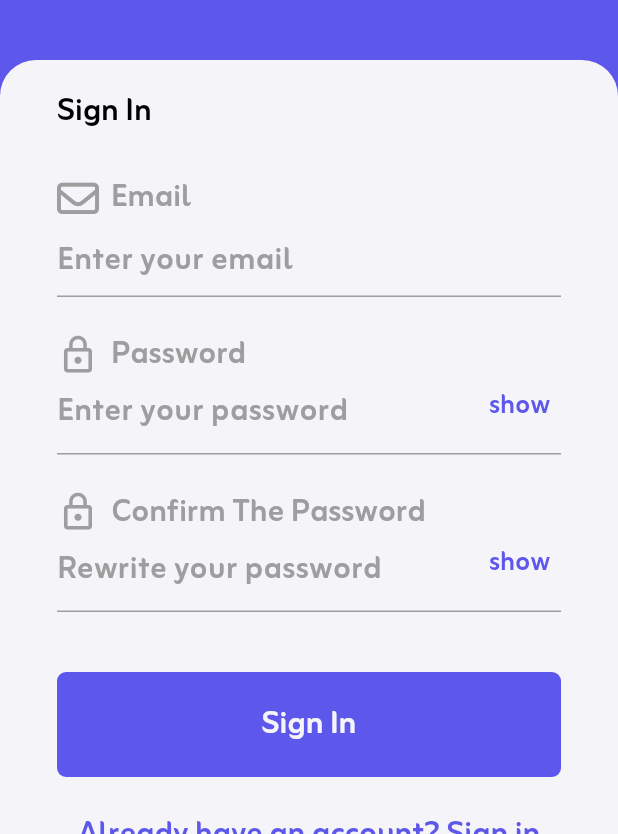
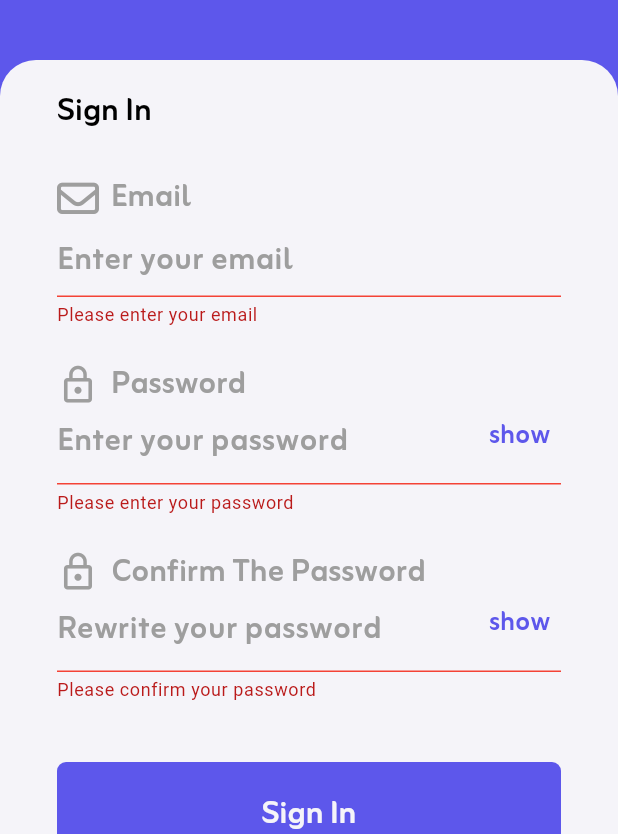
Before and after one commit to youssefhedefa/marketos, a Flutter app: the SignInForm widget shown alone on an empty page, opened directly, after a tap on "Sign In", on a phone screen of 412 x 824 dp, the part 402-1236 px from its top. Run offline on Flutter 3.47's test engine with Material 3 defaults, Android fonts, the phone set to English and light mode, and no system bars; our stand-ins replace bloc, cloud_firestore, dartz, firebase_auth, firebase_core, firebase_storage and 4 more; accounts and stored records are empty.

Commit message:
Complete sign in use case, add cubit to sign in procedure,refactor firebase helper class, create regex class

```diff
--- /dev/null
+++ b/lib/core/components/app_regex.dart
@@ -0,0 +1,17 @@
+class AppRegexValidator {
+  static final RegExp emailRegex = RegExp(
+      r'^[a-zA-Z0-9._%+-]+@[a-zA-Z0-9.-]+\.[a-zA-Z]{2,}$'
+  );
+
+  static final RegExp passwordRegex = RegExp(
+      r'^(?=.*[a-z])(?=.*[A-Z])(?=.*\d)(?=.*[@$!%*?&])[A-Za-z\d@$!%*?&]{8,}$'
+  );
+
+  static bool isValidEmail(String email) {
+    return emailRegex.hasMatch(email);
+  }
+
+  static bool isValidPassword(String password) {
+    return passwordRegex.hasMatch(password);
+  }
+}
--- /dev/null
+++ b/lib/core/components/constance.dart
@@ -0,0 +1,3 @@
+abstract class AppConstance{
+  static const String baseImageUrl = 'https://avatar.iran.liara.run/public/25';
+}
--- /dev/null
+++ b/lib/core/failure/failure.dart
@@ -0,0 +1,40 @@
+class Failure{
+  final String message;
+
+  Failure({required this.message});
+
+  @override
+  String toString() => message;
+
+  //get getMessage => message;
+
+ get getMessage {
+   if(message.contains('user-not-found')){
+     return 'User not found';
+    }else if(message.contains('wrong-password')){
+     return 'Wrong password';
+    }else if(message.contains('email-already-in-use')){
+      return 'Email already in use';
+    }else if(message.contains('weak-password')){
+      return 'Weak password';
+    }else if(message.contains('invalid-email')){
+      return 'Invalid email';
+    }else if(message.contains('network-request-failed')){
+      return 'Network request failed';
+    }else if(message.contains('user-disabled')){
+      return 'User disabled';
+    }else if(message.contains('too-many-requests')){
+      return 'Too many requests';
+    }else if(message.contains('operation-not-allowed')){
+      return 'Operation not allowed';
+    }else if(message.contains('requires-recent-login')){
+      return 'Requires recent login';
+    }else if(message.contains('invalid-verification-code')){
+      return 'Invalid verification code';
+    }else if(message.contains('invalid-credential')){
+      return 'Invalid credential';
+    }
+    return message;
+ }
+
+}
--- a/lib/core/routing/routing_constants.dart
+++ b/lib/core/routing/routing_constants.dart
@@ -2,4 +2,5 @@ abstract class AppRoutingConstants{
   static const String signIn = '/signIn';
   static const String splash = '/splash';
   static const String logIn = '/logIn';
+  static const String home = '/home';
 }
--- a/lib/core/routing/routing_manager.dart
+++ b/lib/core/routing/routing_manager.dart
@@ -2,10 +2,12 @@ import 'package:flutter/material.dart';
 import 'package:flutter_bloc/flutter_bloc.dart';
 import 'package:marketos/core/di/di.dart';
 import 'package:marketos/core/routing/routing_constants.dart';
-import 'package:marketos/features/registration/logic/cubits/sigin_in_cubit/sign_in_cubit.dart';
+import 'package:marketos/features/home/ui/home_view.dart';
+import 'package:marketos/features/registration/logic/cubits/sign_in_cubit/sign_in_cubit.dart';
 import 'package:marketos/features/registration/ui/forms/log_in_form.dart';
 import 'package:marketos/features/registration/ui/forms/sign_in_form.dart';
 import 'package:marketos/features/splash/ui/splash_view.dart';
+
 class AppRoutingManager{
   Route onGenerateRoute(RouteSettings settings){
     switch(settings.name){
@@ -17,6 +19,8 @@ class AppRoutingManager{
             child: const SignInForm(),),);
       case AppRoutingConstants.logIn:
         return MaterialPageRoute(builder: (_) => const LoginForm());
+      case AppRoutingConstants.home:
+        return MaterialPageRoute(builder: (_) => const HomeView());
       default:
         return MaterialPageRoute(builder: (_) => const Scaffold());
     }
--- /dev/null
+++ b/lib/features/registration/domain/repo/registration_repo.dart
@@ -0,0 +1,15 @@
+import 'package:dartz/dartz.dart';
+import 'package:firebase_auth/firebase_auth.dart';
+import 'package:marketos/core/failure/failure.dart';
+
+abstract class RegistrationRepo {
+  Future<Either<Failure, UserCredential>> signIn({
+    required String email,
+    required String password,
+  });
+
+  Future<Either<Failure, UserCredential>> logIn({
+    required String email,
+    required String password,
+  });
+}
--- /dev/null
+++ b/lib/features/registration/domain/use_cases/log_in_use_case.dart
@@ -0,0 +1,18 @@
+import 'package:dartz/dartz.dart';
+import 'package:firebase_auth/firebase_auth.dart';
+import 'package:marketos/core/failure/failure.dart';
+import 'package:marketos/features/registration/domain/repo/registration_repo.dart';
+
+class LogInUseCase {
+  final RegistrationRepo registrationRepo;
+
+  LogInUseCase({required this.registrationRepo});
+
+  Future<Either<Failure, UserCredential>> call({
+    required String email,
+    required String password,
+  }){
+    return registrationRepo.logIn(email: email, password: password);
+  }
+
+}
--- /dev/null
+++ b/lib/features/registration/domain/use_cases/sign_in_use_case.dart
@@ -0,0 +1,20 @@
+import 'package:dartz/dartz.dart';
+import 'package:firebase_auth/firebase_auth.dart';
+import 'package:marketos/core/failure/failure.dart';
+import 'package:marketos/features/registration/data/model/user_model.dart';
+import 'package:marketos/features/registration/domain/repo/registration_repo.dart';
+
+class SignInUseCase {
+  final RegistrationRepo registrationRepo;
+
+  SignInUseCase({required this.registrationRepo});
+
+  Future<Either<Failure, UserCredential>> call({
+    required String email,
+    required String password,
+    required UserModel userModel,
+  }){
+    return registrationRepo.signIn(email: email, password: password);
+  }
+
+}
--- a/lib/features/registration/logic/cubits/sigin_in_cubit/sign_in_cubit.dart
+++ /dev/null
@@ -1,27 +0,0 @@
-import 'package:flutter/cupertino.dart';
-import 'package:flutter_bloc/flutter_bloc.dart';
-import 'package:marketos/features/registration/data/repo/registration_repo.dart';
-import 'package:marketos/features/registration/logic/cubits/sigin_in_cubit/sign_in_states.dart';
-
-class SignInCubit extends Cubit<SignInStates>{
-  final RegistrationRepo registrationRepo;
-
-  SignInCubit({required this.registrationRepo}) : super(SignInInitialState());
-
-  TextEditingController emailController = TextEditingController();
-  TextEditingController passwordController = TextEditingController();
-  TextEditingController confirmPasswordController = TextEditingController();
-  GlobalKey<FormState> formKey = GlobalKey<FormState>();
-
-
-  signInStates({required String email, required String password}) async {
-    emit(SignInLoadingState());
-    var result = await registrationRepo.signIn(email: email, password: password);
-    result.fold(
-      (error) => emit(SignInErrorState(error: error)),
-      (userCredential) => emit(SignInSuccessState())
-    );
-  }
-
-
-}
--- /dev/null
+++ b/lib/features/registration/logic/cubits/sign_in_cubit/sign_in_cubit.dart
@@ -0,0 +1,31 @@
+import 'package:flutter/cupertino.dart';
+import 'package:flutter_bloc/flutter_bloc.dart';
+import 'package:marketos/core/failure/failure.dart';
+import 'package:marketos/features/registration/data/model/user_model.dart';
+import 'package:marketos/features/registration/domain/use_cases/sign_in_use_case.dart';
+import 'package:marketos/features/registration/logic/cubits/sign_in_cubit/sign_in_states.dart';
+
+class SignInCubit extends Cubit<SignInStates>{
+  final SignInUseCase signInUseCase;
+
+  SignInCubit({required this.signInUseCase,}) : super(SignInInitialState());
+
+  TextEditingController emailController = TextEditingController();
+  TextEditingController passwordController = TextEditingController();
+  TextEditingController confirmPasswordController = TextEditingController();
+  GlobalKey<FormState> formKey = GlobalKey<FormState>();
+
+
+  signInStates({required UserModel userModel}) async {
+    emit(SignInLoadingState());
+    var result = await signInUseCase.call(email: userModel.email, password: userModel.password,userModel: userModel);
+    result.fold(
+      (error) => emit(SignInErrorState(error: Failure(message: error.message))),
+      (userCredential) async{
+        emit(SignInSuccessState());
+      }
+    );
+  }
+
+
+}
--- a/lib/features/registration/logic/cubits/sigin_in_cubit/sign_in_states.dart
+++ b/lib/features/registration/logic/cubits/sign_in_cubit/sign_in_states.dart
@@ -1,3 +1,5 @@
+import 'package:marketos/core/failure/failure.dart';
+
 abstract class SignInStates{}
 
 class SignInInitialState extends SignInStates{}
@@ -7,7 +9,7 @@ class SignInLoadingState extends SignInStates{}
 class SignInSuccessState extends SignInStates{}
 
 class SignInErrorState extends SignInStates{
-  final String error;
+  final Failure error;
 
   SignInErrorState({required this.error});
 }
--- a/lib/features/registration/ui/forms/sign_in_form.dart
+++ b/lib/features/registration/ui/forms/sign_in_form.dart
@@ -1,11 +1,14 @@
 import 'package:flutter/material.dart';
 import 'package:flutter_bloc/flutter_bloc.dart';
 import 'package:font_awesome_flutter/font_awesome_flutter.dart';
+import 'package:marketos/core/components/app_regex.dart';
 import 'package:marketos/core/components/custom_button.dart';
 import 'package:marketos/core/helpers/color_helper.dart';
 import 'package:marketos/core/helpers/font_style_helper.dart';
 import 'package:marketos/core/routing/routing_constants.dart';
-import 'package:marketos/features/registration/logic/cubits/sigin_in_cubit/sign_in_cubit.dart';
+import 'package:marketos/features/registration/data/model/user_model.dart';
+import 'package:marketos/features/registration/logic/cubits/sign_in_cubit/sign_in_cubit.dart';
+import 'package:marketos/features/registration/logic/cubits/sign_in_cubit/sign_in_states.dart';
 import 'package:marketos/features/registration/ui/registration_view.dart';
 import 'package:marketos/features/registration/ui/widgets/custom_registration_input_field.dart';
 import 'package:marketos/features/registration/ui/widgets/custom_registration_text.dart';
@@ -18,9 +21,8 @@ class SignInForm extends StatefulWidget {
 }
 
 class _SignInFormState extends State<SignInForm> {
-
-  bool passwordVisible = false;
-  bool confirmPasswordVisible = false;
+  bool passwordObscure = true;
+  bool confirmPasswordObscure = true;
 
   @override
   Widget build(BuildContext context) {
@@ -32,12 +34,16 @@ class _SignInFormState extends State<SignInForm> {
           crossAxisAlignment: CrossAxisAlignment.start,
           mainAxisSize: MainAxisSize.max,
           children: [
-              const SizedBox(height: 16,),
+            const SizedBox(
+              height: 16,
+            ),
             const Text(
               'Sign In',
               style: AppTextStyleHelper.font26BlackBold,
             ),
-              const SizedBox(height: 20,),
+            const SizedBox(
+              height: 20,
+            ),
             CustomRegistrationInputField(
               controller: context.read<SignInCubit>().emailController,
               isPassword: false,
@@ -45,46 +51,98 @@ class _SignInFormState extends State<SignInForm> {
               title: 'Email',
               hint: 'Enter your email',
               titleIcon: FontAwesomeIcons.envelope,
+              validator: (value) {
+                if (value!.isEmpty) {
+                  return 'Please enter your email';
+                } else if (AppRegexValidator.isValidEmail(value) == false) {
+                  return 'Please enter a valid email';
+                }
+                return null;
+              },
             ),
-              const SizedBox(height: 20,),
+            const SizedBox(
+              height: 20,
+            ),
             CustomRegistrationInputField(
               isPassword: true,
               controller: context.read<SignInCubit>().passwordController,
-                showPassword: passwordVisible,
+              showPassword: passwordObscure,
               title: 'Password',
               titleIcon: Icons.lock_outline,
               hint: 'Enter your password',
-                onTap: (){
+              validator: (value) {
+                if (value!.isEmpty) {
+                  return 'Please enter your password';
+                } else if (AppRegexValidator.isValidPassword(value) == false) {
+                  return 'Password must contain at least 8 characters,\n one uppercase letter,\n one lowercase letter,\n one number and one special character.';
+                }
+                return null;
+              },
+              onTap: () {
                 setState(() {
-                    passwordVisible = !passwordVisible;
+                  passwordObscure = !passwordObscure;
                 });
               },
             ),
-              const SizedBox(height: 20,),
+            const SizedBox(
+              height: 20,
+            ),
             CustomRegistrationInputField(
               isPassword: true,
               controller: context.read<SignInCubit>().confirmPasswordController,
               title: 'Confirm The Password',
               titleIcon: Icons.lock_outline,
               hint: 'Rewrite your password',
-                showPassword: confirmPasswordVisible,
-                onTap: (){
+              showPassword: confirmPasswordObscure,
+              validator: (value) {
+                if (value!.isEmpty) {
+                  return 'Please confirm your password';
+                } else if (value !=
+                    context.read<SignInCubit>().passwordController.text) {
+                  return 'Passwords do not match';
+                }
+                return null;
+              },
+              onTap: () {
                 setState(() {
-                    confirmPasswordVisible = !confirmPasswordVisible;
+                  confirmPasswordObscure = !confirmPasswordObscure;
                 });
               },
             ),
-              const SizedBox(height: 40,),
-              CustomButton(
+            const SizedBox(
+              height: 40,
+            ),
+            BlocConsumer<SignInCubit, SignInStates>(
+              builder: (context, state) {
+                if (state is SignInLoadingState) {
+                  return const Center(
+                    child: CircularProgressIndicator(),
+                  );
+                }
+                return CustomButton(
                   text: 'Sign In',
-                onTap: (){},
+                  onTap: signInAction,
                   color: AppColorHelper.primaryColor,
                   textStyle: AppTextStyleHelper.font26WhiteBold,
+                );
+              },
+              listener: (BuildContext context, SignInStates state) {
+                if (state is SignInSuccessState) {
+                  Navigator.pushNamed(context, AppRoutingConstants.home);
+                }
+                if (state is SignInErrorState) {
+                  ScaffoldMessenger.of(context).showSnackBar(SnackBar(
+                    content: Text(state.error.message),
+                  ));
+                }
+              },
             ),
-              const SizedBox(height: 20,),
+            const SizedBox(
+              height: 20,
+            ),
             CustomRegistrationText(
-                text: 'Already have an account? Sign in',
-                onTap: (){
+              text: 'Already have an account? Log in',
+              onTap: () {
                 Navigator.pushNamed(context, AppRoutingConstants.logIn);
               },
             ),
@@ -93,4 +151,20 @@ class _SignInFormState extends State<SignInForm> {
       ),
     );
   }
+
+  signInAction() {
+    if (context.read<SignInCubit>().formKey.currentState!.validate()) {
+      context.read<SignInCubit>().signInStates(
+              userModel: UserModel(
+            email: context.read<SignInCubit>().emailController.text,
+            password: context.read<SignInCubit>().passwordController.text,
+            name: '',
+            address: '',
+            id: '',
+            imageUrl: '',
+            favourites: [],
+            cart: [],
+          ));
     }
+  }
+}
--- a/lib/main.dart
+++ b/lib/main.dart
@@ -1,5 +1,7 @@
 import 'package:firebase_core/firebase_core.dart';
 import 'package:flutter/material.dart';
+import 'package:flutter_bloc/flutter_bloc.dart';
+import 'package:marketos/core/components/bloc_observer.dart';
 import 'package:marketos/core/di/di.dart';
 import 'package:marketos/core/routing/routing_manager.dart';
 import 'package:marketos/firebase_options.dart';
@@ -11,5 +13,6 @@ void main() async{
     options: DefaultFirebaseOptions.currentPlatform,
   );
   setupDependencyInjection();
+  Bloc.observer = MyBlocObserver();
   runApp(Marketos(appRoutingManager: AppRoutingManager(),),);
 }
```
Also changed, not shown: lib/core/components/bloc_observer.dart (added, +27 -0 lines), lib/core/di/di.dart (+10 -4 lines), lib/core/networking/firebase/firebase_helper.dart (+46 -28 lines), lib/features/home/ui/home_view.dart (added, +10 -0 lines), lib/features/registration/data/repo_imple/registration_repo_imple.dart (renamed from lib/features/registration/data/repo/registration_repo.dart, +10 -15 lines), 1 other file. Lines whose indentation alone changed are shown as unchanged.
